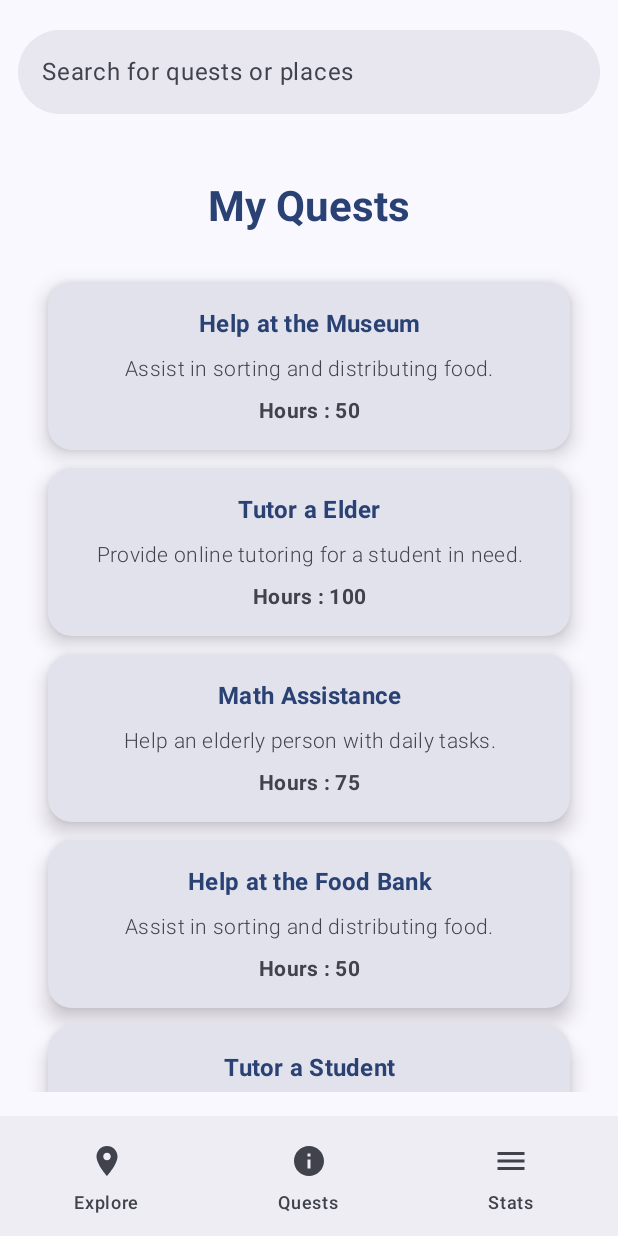
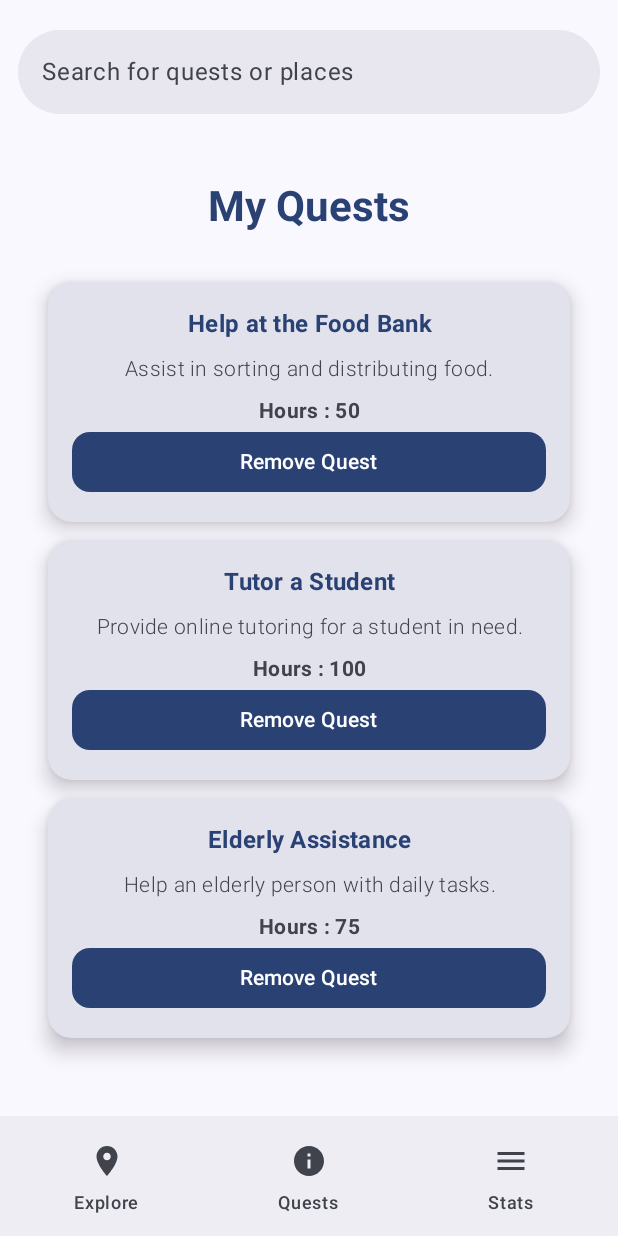
Before and after one commit to ex4dev/fetchquest, an Android app built with Jetpack Compose: the screen it shows after launch (MainActivity), item 2 of the bottom bar chosen, on a phone screen of 412 x 824 dp. Run offline under Robolectric (Android 15) with nearby library versions, the phone set to English and light mode, and no system bars.

Commit message:
UI Update

```diff
--- a/android/app/src/main/java/dev/tswanson/fetchquest/android/ui/QuestsPage.kt
+++ b/android/app/src/main/java/dev/tswanson/fetchquest/android/ui/QuestsPage.kt
@@ -10,27 +10,31 @@ import androidx.compose.foundation.layout.padding
 import androidx.compose.foundation.rememberScrollState
 import androidx.compose.foundation.shape.RoundedCornerShape
 import androidx.compose.foundation.verticalScroll
+import androidx.compose.material3.Button
+import androidx.compose.material3.ButtonDefaults
 import androidx.compose.material3.CardDefaults
 import androidx.compose.material3.ElevatedCard
 import androidx.compose.material3.MaterialTheme
+import androidx.compose.runtime.mutableStateListOf
+import androidx.compose.runtime.remember
 import androidx.compose.ui.Alignment
 import androidx.compose.ui.Modifier
 import androidx.compose.ui.text.font.FontWeight
 import androidx.compose.ui.text.style.TextAlign
 import androidx.compose.ui.unit.dp
 import androidx.compose.ui.unit.sp
+val q1: Quest = Quest("Help at the Food Bank", "Assist in sorting and distributing food.", "50",2,1,"");
+val q2: Quest = Quest("Tutor a Student", "Provide online tutoring for a student in need.", "100",4,5,"");
+val q3: Quest = Quest("Elderly Assistance", "Help an elderly person with daily tasks.", "75",7,1,"");
+val q4: Quest = Quest("Help at the Museum", "Assist in sorting and distributing food.", "50",2,1,"");
+val q5: Quest = Quest("Tutor a Elder", "Provide online tutoring for a student in need.", "100",4,5,"");
+val q6: Quest = Quest("Math Assistance", "Help an elderly person with daily tasks.", "75",7,1,"");
+private val itemList : MutableList<Quest> =
+    mutableStateListOf<Quest>(q1,q2,q3)
+private val myQuest : MutableList<Quest> = mutableStateListOf(q1,q2,q3,q4,q5,q6)
 
 @Composable
 fun QuestsPage() {
-    val q1: Quest = Quest("Help at the Food Bank", "Assist in sorting and distributing food.", "50",2,1,"");
-    val q2: Quest = Quest("Tutor a Student", "Provide online tutoring for a student in need.", "100",4,5,"");
-    val q3: Quest = Quest("Elderly Assistance", "Help an elderly person with daily tasks.", "75",7,1,"");
-    val q4: Quest = Quest("Help at the Museum", "Assist in sorting and distributing food.", "50",2,1,"");
-    val q5: Quest = Quest("Tutor a Elder", "Provide online tutoring for a student in need.", "100",4,5,"");
-    val q6: Quest = Quest("Math Assistance", "Help an elderly person with daily tasks.", "75",7,1,"");
-
-    val itemList = listOf(q1,q2,q3,q1,q2,q3,q1);
-    val myQuests = listOf(q4,q5,q6,q1,q2,q3,q1,q2,q3,q1);
 
     Column (
         modifier = Modifier
@@ -48,7 +52,7 @@ fun QuestsPage() {
                 .fillMaxWidth()
                 .padding(vertical = 16.dp)
         )
-        VerticalScrollingList(myQuests, "My Quests")
+        VerticalScrollingList(itemList, "My Quests", false)
         Text(
             text = "All Quests",
             style = MaterialTheme.typography.headlineMedium.copy(
@@ -60,13 +64,13 @@ fun QuestsPage() {
                 .fillMaxWidth()
                 .padding(vertical = 16.dp)
         )
-        VerticalScrollingList(itemList, "All Quests")
+        VerticalScrollingList(myQuest, "All Quests", true)
     }
 
 }
 
 @Composable
-fun VerticalScrollingList(items: List<Quest>, title: String) {
+fun VerticalScrollingList(items: List<Quest>, title: String, boo: Boolean) {
     Column(
         modifier = Modifier
             .padding(16.dp)
@@ -121,8 +125,53 @@ fun VerticalScrollingList(items: List<Quest>, title: String) {
                         textAlign = TextAlign.Center,
                         modifier = Modifier.padding(horizontal = 8.dp)
                     )
+                    if (boo) {
+                        Button(
+                            onClick = { onAddQuestClick(item) },
+                            shape = RoundedCornerShape(12.dp),
+                            colors = ButtonDefaults.buttonColors(
+                                containerColor = MaterialTheme.colorScheme.primary
+                            ),
+                            modifier = Modifier.fillMaxWidth()
+                        ) {
+                            Text(
+                                text = "Add Quest",
+                                color = MaterialTheme.colorScheme.onPrimary
+                            )
+                        }
+
+                    }
+                    if (!boo) {
+
+                        Button(
+                            onClick = { onRemoveQuestClick(item) },
+                            shape = RoundedCornerShape(12.dp),
+                            colors = ButtonDefaults.buttonColors(
+                                containerColor = MaterialTheme.colorScheme.primary
+                            ),
+                            modifier = Modifier.fillMaxWidth()
+                        ) {
+                            Text(
+                                text = "Remove Quest",
+                                color = MaterialTheme.colorScheme.onPrimary
+                            )
+                        }
+
+
+                    }
+
                 }
             }
         }
     }
 }
+
+fun onAddQuestClick(item: Quest) {
+    itemList.add(item)
+    //QuestsPage()
+}
+
+fun onRemoveQuestClick(item: Quest) {
+    itemList.remove(item)
+    //QuestsPage()
+}
```
